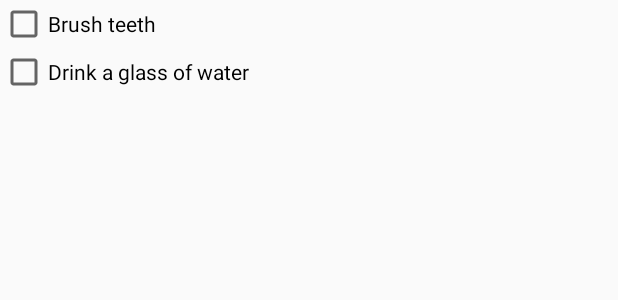
After one commit to nickesotom/AndroidFinalProject-master, an Android app: the layout activity_checklist.xml on its own in the app's theme, with its tools: preview values and no code run, on a phone screen of 412 x 824 dp. The commit adds this screen. Shown: the top 300 px of the screen. Run offline under Robolectric (Android 15) with nearby library versions, the phone set to English and light mode, and no system bars.

Commit message:
added checklist

```diff
--- a/app/build.gradle
+++ b/app/build.gradle
@@ -4,7 +4,7 @@ android {
     compileSdkVersion 26
     defaultConfig {
         applicationId "edu.lewisu.cs.nsoto.androidfinalproject"
-        minSdkVersion 15
+        minSdkVersion 16
         targetSdkVersion 26
         versionCode 1
         versionName "1.0"
--- a/app/src/main/AndroidManifest.xml
+++ b/app/src/main/AndroidManifest.xml
@@ -18,7 +18,8 @@
         </activity>
         <activity android:name=".WaterScreenActivity" />
         <activity android:name=".SleepScreenActivity" />
-        <activity android:name=".FoodScreenActivity"></activity>
+        <activity android:name=".FoodScreenActivity" />
+        <activity android:name=".ChecklistActivity"></activity>
     </application>
 
 </manifest>
--- a/app/src/main/java/edu/lewisu/cs/nsoto/androidfinalproject/DBHandler.java
+++ b/app/src/main/java/edu/lewisu/cs/nsoto/androidfinalproject/DBHandler.java
@@ -17,8 +17,7 @@ public class DBHandler extends SQLiteOpenHelper {
     private static final String KEYID = "ID";
     private static final String KEYWATER = "accumulatedWater";
 
-    public DBHandler(Context context)
-    {
+    public DBHandler(Context context) {
         super(context, DB_NAME, null, DB_VERSION);
     }
 
--- a/app/src/main/java/edu/lewisu/cs/nsoto/androidfinalproject/SleepScreenActivity.java
+++ b/app/src/main/java/edu/lewisu/cs/nsoto/androidfinalproject/SleepScreenActivity.java
@@ -26,6 +26,9 @@ public class SleepScreenActivity extends AppCompatActivity {
 		customAnalogClock.setAutoUpdate(true);
 
 
-
+	}
+	public void onClickChecklist(View view) {
+		Intent toChecklist = new Intent(this, ChecklistActivity.class);
+		startActivity(toChecklist);
 	}
 }
--- /dev/null
+++ b/app/src/main/res/layout/activity_checklist.xml
@@ -0,0 +1,31 @@
+<?xml version="1.0" encoding="utf-8"?>
+<LinearLayout xmlns:android="http://schemas.android.com/apk/res/android"
+    xmlns:app="http://schemas.android.com/apk/res-auto"
+    xmlns:tools="http://schemas.android.com/tools"
+    android:layout_width="match_parent"
+    android:layout_height="match_parent"
+    android:orientation="vertical"
+    tools:context="edu.lewisu.cs.nsoto.androidfinalproject.ChecklistActivity">
+
+    <!-- comment
+    <ListView
+        android:id="@+id/list"
+        android:layout_width="wrap_content"
+        android:layout_height="wrap_content">
+    </ListView>
+    -->
+
+    <CheckBox
+        android:layout_width="wrap_content"
+        android:layout_height="wrap_content"
+        android:text="@string/brush_teeth"
+        />
+    <CheckBox
+        android:layout_width="wrap_content"
+        android:layout_height="wrap_content"
+        android:text="@string/drink_water" />
+    <TextView
+        android:id="@android:id/empty"
+        android:layout_width="wrap_content"
+        android:layout_height="wrap_content" />
+</LinearLayout>
--- a/app/src/main/res/layout/activity_sleep_screen.xml
+++ b/app/src/main/res/layout/activity_sleep_screen.xml
@@ -21,6 +21,7 @@
         android:text="@string/checklist"
         android:layout_width="wrap_content"
         android:layout_height="wrap_content"
+        android:onClick="onClickChecklist"
         android:layout_alignParentBottom="true"
         android:layout_alignParentEnd="true"
         android:layout_alignParentRight="true" />
--- a/app/src/main/res/values/strings.xml
+++ b/app/src/main/res/values/strings.xml
@@ -13,6 +13,8 @@
     <string name="edit_text_add_water">Enter water amount in fluid ounces</string>
     <string name="initial_water_amount">0/64</string>
     <string name="checklist">checklist</string>
+    <string name="brush_teeth">Brush teeth</string>
+    <string name="drink_water">Drink a glass of water</string>
     <string-array name="waterValues">
         <item>Enter a water amount…</item>
         <item>8 fl oz.</item>
```
Also changed, not shown: app/src/main/java/edu/lewisu/cs/nsoto/androidfinalproject/ChecklistActivity.java (added, +14 -0 lines).
